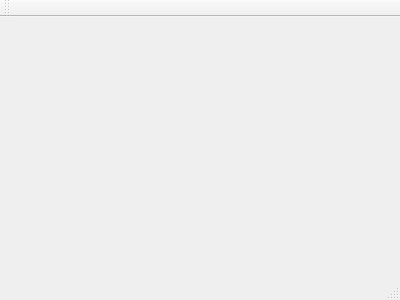
Before: the Qt Designer form mainwindow.ui in yelehuan/EChart, drawn with Qt 5.
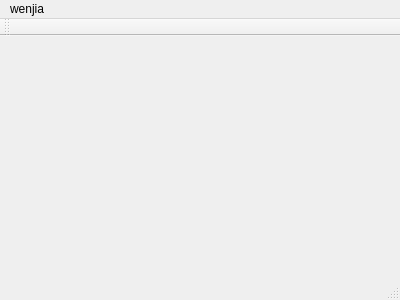
After: the same form once the commit is applied.

Diff of the .ui file:
```diff
--- a/mainwindow.ui
+++ b/mainwindow.ui
@@ -12,13 +12,40 @@
   <property name="windowTitle" >
    <string>MainWindow</string>
   </property>
-  <widget class="QMenuBar" name="menuBar" />
-  <widget class="QToolBar" name="mainToolBar" />
-  <widget class="QWidget" name="centralWidget" />
-  <widget class="QStatusBar" name="statusBar" />
+  <widget class="QWidget" name="centralWidget"/>
+  <widget class="QMenuBar" name="menuBar">
+   <property name="geometry">
+    <rect>
+     <x>0</x>
+     <y>0</y>
+     <width>400</width>
+     <height>22</height>
+    </rect>
+   </property>
+   <widget class="QMenu" name="menuWenjia">
+    <property name="title">
+     <string>wenjia</string>
+    </property>
+    <addaction name="actionSend"/>
+   </widget>
+   <addaction name="menuWenjia"/>
+  </widget>
+  <widget class="QToolBar" name="mainToolBar">
+   <attribute name="toolBarArea">
+    <enum>TopToolBarArea</enum>
+   </attribute>
+   <attribute name="toolBarBreak">
+    <bool>false</bool>
+   </attribute>
+  </widget>
+  <widget class="QStatusBar" name="statusBar"/>
+  <action name="actionSend">
+   <property name="text">
+    <string>send</string>
+   </property>
+  </action>
  </widget>
- <layoutDefault spacing="6" margin="11" />
- <pixmapfunction></pixmapfunction>
+ <layoutdefault spacing="6" margin="11"/>
  <resources/>
  <connections/>
 </ui>
```
Left out of the diff: 7 changed lines with no effect on the pictures.
